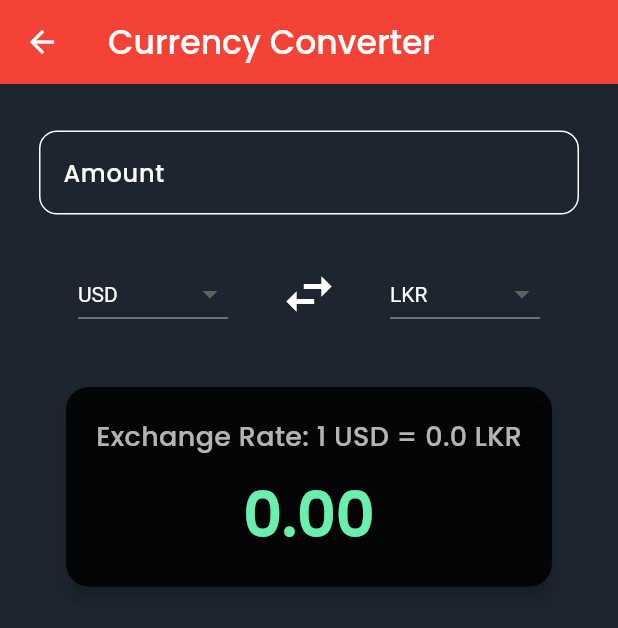
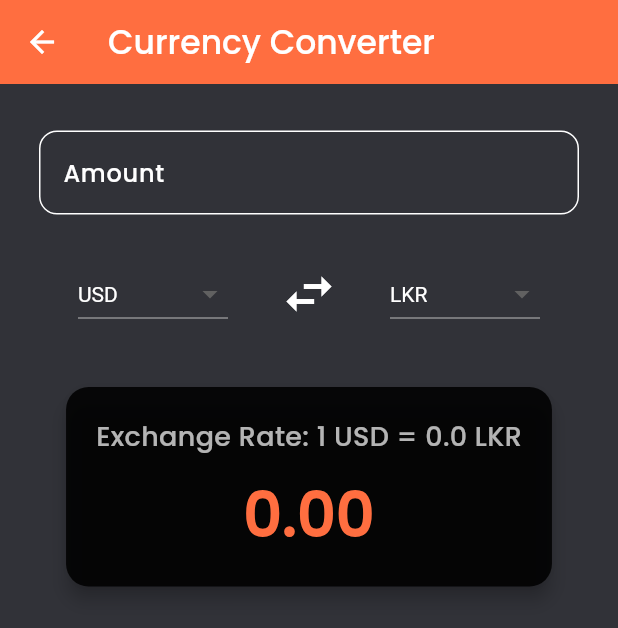
Before and after one commit to sudheera2003/financialApp, a Flutter app: the CurrencyScreen screen opened directly, on a phone screen of 412 x 824 dp. Shown: the top 628 px of the screen. Run offline on Flutter 3.47's test engine with Material 3 defaults, Android fonts, the phone set to English and light mode, and no system bars; our stand-ins replace cloud_firestore, firebase_auth, firebase_core, fl_chart, get, google_sign_in and 6 more; accounts and stored records are empty; network calls fail.

Commit message:
currency changer update

```diff
--- a/lib/pages/currency_screen.dart
+++ b/lib/pages/currency_screen.dart
@@ -75,9 +75,9 @@ class _CurrencyScreenState extends State<CurrencyScreen> {
   @override
   Widget build(BuildContext context) {
     return Scaffold(
-      backgroundColor: const Color(0xFF1d2630),
+      backgroundColor: const Color.fromARGB(255, 49, 50, 56),
       appBar: AppBar(
-        backgroundColor: Colors.red,
+        backgroundColor: Colors.deepOrangeAccent,
         elevation: 0,
         foregroundColor: Colors.white,
         title: const Text("Currency Converter"),
@@ -196,7 +196,7 @@ class _CurrencyScreenState extends State<CurrencyScreen> {
                       const SizedBox(height: 10),
                       Text(
                         total.toStringAsFixed(2),
-                        style: const TextStyle(color: Colors.greenAccent, fontSize: 40, fontWeight: FontWeight.bold),
+                        style: const TextStyle(color: Colors.deepOrangeAccent, fontSize: 40, fontWeight: FontWeight.bold),
                       ),
                     ],
                   ),
```
